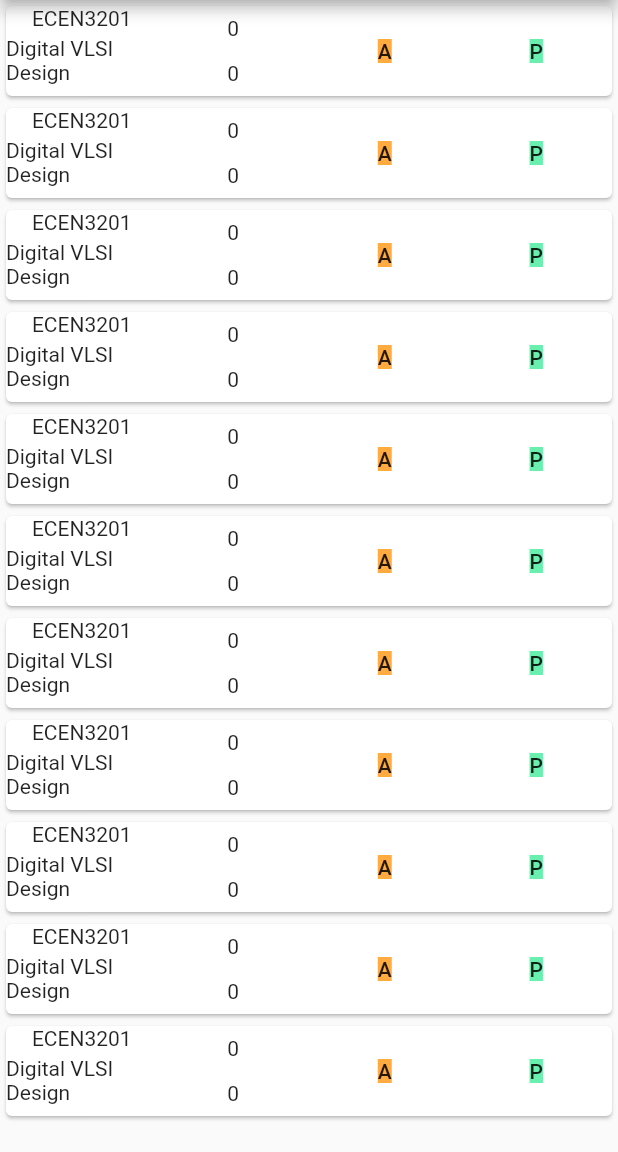
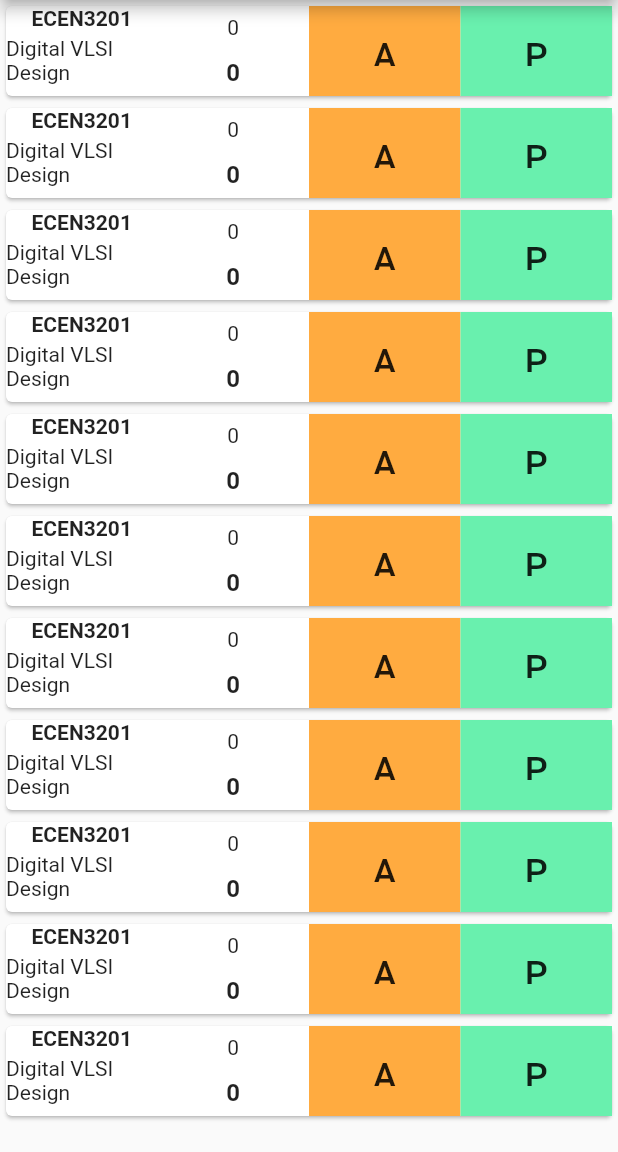
Before and after one commit to raveesh-me/myattendance, a Flutter app: the screen it shows after launch, on a phone screen of 412 x 824 dp, the part 84-1236 px from its top. Run offline on Flutter 3.47's test engine with Material 2 defaults, Android fonts, the phone set to English and light mode, and no system bars.

Commit message:
editing done for myAttendance App

```diff
--- a/lib/widgets/attendanceitem.dart
+++ b/lib/widgets/attendanceitem.dart
@@ -32,7 +32,7 @@ class _AttendanceItem extends State<AttendanceItem>{
                 children: <Widget>[
                   new Expanded(
                     flex: 1,
-                    child: new Text(subject.subjectCode),
+                    child: new Text(subject.subjectCode,style: new TextStyle(fontWeight: FontWeight.bold)),
                   ),
                   new Expanded(
                     flex: 2,
@@ -40,36 +40,45 @@ class _AttendanceItem extends State<AttendanceItem>{
                   )
                 ],
               ),
-            ),
+              ),
+
             new Expanded(
               flex: 1,
               child: new Column(
                 mainAxisAlignment: MainAxisAlignment.spaceAround,
                 children: <Widget>[
                   new Text(subject.numberOfClassesAttended.toString()),
-                  new Text(subject.numberOfClasses.toString()),
+                  new Text(subject.numberOfClasses.toString(),style: new TextStyle(fontWeight: FontWeight.bold,fontSize:16.0),),
                 ],
               ),
             ),
             new Expanded(
               flex: 1,
+                child: new Container(
+                  padding: new EdgeInsets.all(20.0),
+                  decoration: new BoxDecoration(color: Colors.orangeAccent),
               child: new MaterialButton(
                 onPressed: () => registerAbsent(),
                 child: new Container(
-                  color: Colors.orangeAccent,
-                  child: new Text('A'),
+
+                  child: new Text('A', style: new TextStyle(fontSize: 24.0)),
                 ),
-              )
+                )
+              ),
             ),
             new Expanded(
               flex: 1,
+                child: new Container(
+                  padding: new EdgeInsets.all(20.0),
+                  decoration: new BoxDecoration(color: Colors.greenAccent),
                 child: new MaterialButton(
                   onPressed: () => registerPresent(),
                   child: new Container(
-                    color: Colors.greenAccent,
-                    child: new Text('P'),
+
+                    child: new Text('P',style: new TextStyle(fontSize: 24.0)),
                   ),
                 )
+                ),
             ),
           ],
         ),
```
